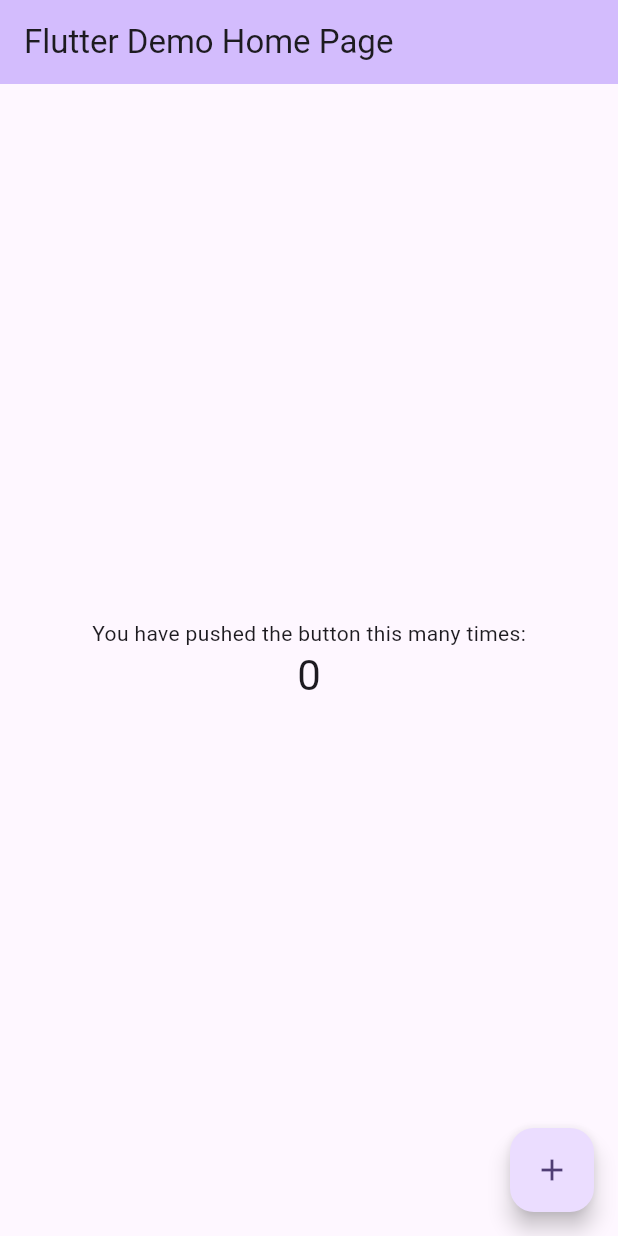
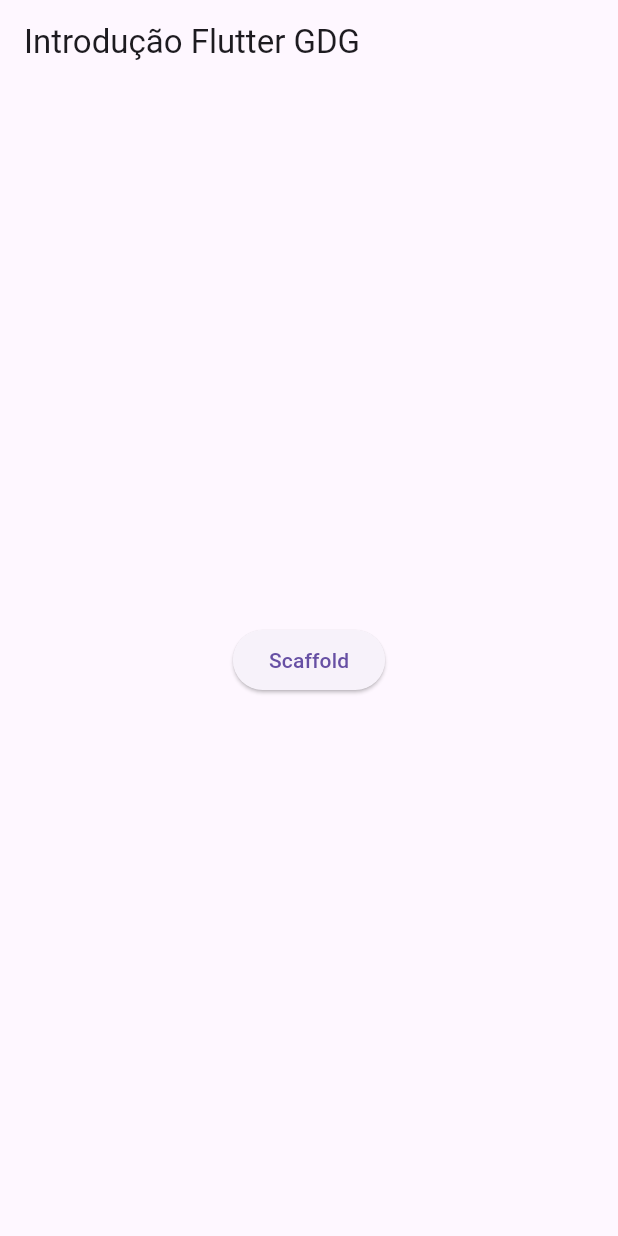
Before and after one commit to rafaelmeteoro/introducao-flutter-gdg, a Flutter app: the screen it shows after launch, on a phone screen of 412 x 824 dp. Run offline on Flutter 3.47's test engine with Material 3 defaults, Android fonts, the light colour scheme and no system bars.

Commit message:
Adicionar tela vazia para exemplo de scaffold

```diff
--- a/lib/main.dart
+++ b/lib/main.dart
@@ -1,125 +1,17 @@
 import 'package:flutter/material.dart';
+import 'package:introducao_flutter_gdg/src/home_page.dart';
 
-void main() {
-  runApp(const MyApp());
-}
+void main() => runApp(const MyApp());
 
 class MyApp extends StatelessWidget {
   const MyApp({super.key});
 
-  // This widget is the root of your application.
   @override
   Widget build(BuildContext context) {
-    return MaterialApp(
-      title: 'Flutter Demo',
-      theme: ThemeData(
-        // This is the theme of your application.
-        //
-        // TRY THIS: Try running your application with "flutter run". You'll see
-        // the application has a purple toolbar. Then, without quitting the app,
-        // try changing the seedColor in the colorScheme below to Colors.green
-        // and then invoke "hot reload" (save your changes or press the "hot
-        // reload" button in a Flutter-supported IDE, or press "r" if you used
-        // the command line to start the app).
-        //
-        // Notice that the counter didn't reset back to zero; the application
-        // state is not lost during the reload. To reset the state, use hot
-        // restart instead.
-        //
-        // This works for code too, not just values: Most code changes can be
-        // tested with just a hot reload.
-        colorScheme: ColorScheme.fromSeed(seedColor: Colors.deepPurple),
-        useMaterial3: true,
-      ),
-      home: const MyHomePage(title: 'Flutter Demo Home Page'),
+    return const MaterialApp(
+      title: 'Introdução Flutter GDG',
+      debugShowCheckedModeBanner: false,
+      home: HomePage(),
     );
   }
 }
-
-class MyHomePage extends StatefulWidget {
-  const MyHomePage({super.key, required this.title});
-
-  // This widget is the home page of your application. It is stateful, meaning
-  // that it has a State object (defined below) that contains fields that affect
-  // how it looks.
-
-  // This class is the configuration for the state. It holds the values (in this
-  // case the title) provided by the parent (in this case the App widget) and
-  // used by the build method of the State. Fields in a Widget subclass are
-  // always marked "final".
-
-  final String title;
-
-  @override
-  State<MyHomePage> createState() => _MyHomePageState();
-}
-
-class _MyHomePageState extends State<MyHomePage> {
-  int _counter = 0;
-
-  void _incrementCounter() {
-    setState(() {
-      // This call to setState tells the Flutter framework that something has
-      // changed in this State, which causes it to rerun the build method below
-      // so that the display can reflect the updated values. If we changed
-      // _counter without calling setState(), then the build method would not be
-      // called again, and so nothing would appear to happen.
-      _counter++;
-    });
-  }
-
-  @override
-  Widget build(BuildContext context) {
-    // This method is rerun every time setState is called, for instance as done
-    // by the _incrementCounter method above.
-    //
-    // The Flutter framework has been optimized to make rerunning build methods
-    // fast, so that you can just rebuild anything that needs updating rather
-    // than having to individually change instances of widgets.
-    return Scaffold(
-      appBar: AppBar(
-        // TRY THIS: Try changing the color here to a specific color (to
-        // Colors.amber, perhaps?) and trigger a hot reload to see the AppBar
-        // change color while the other colors stay the same.
-        backgroundColor: Theme.of(context).colorScheme.inversePrimary,
-        // Here we take the value from the MyHomePage object that was created by
-        // the App.build method, and use it to set our appbar title.
-        title: Text(widget.title),
-      ),
-      body: Center(
-        // Center is a layout widget. It takes a single child and positions it
-        // in the middle of the parent.
-        child: Column(
-          // Column is also a layout widget. It takes a list of children and
-          // arranges them vertically. By default, it sizes itself to fit its
-          // children horizontally, and tries to be as tall as its parent.
-          //
-          // Column has various properties to control how it sizes itself and
-          // how it positions its children. Here we use mainAxisAlignment to
-          // center the children vertically; the main axis here is the vertical
-          // axis because Columns are vertical (the cross axis would be
-          // horizontal).
-          //
-          // TRY THIS: Invoke "debug painting" (choose the "Toggle Debug Paint"
-          // action in the IDE, or press "p" in the console), to see the
-          // wireframe for each widget.
-          mainAxisAlignment: MainAxisAlignment.center,
-          children: <Widget>[
-            const Text(
-              'You have pushed the button this many times:',
-            ),
-            Text(
-              '$_counter',
-              style: Theme.of(context).textTheme.headlineMedium,
-            ),
-          ],
-        ),
-      ),
-      floatingActionButton: FloatingActionButton(
-        onPressed: _incrementCounter,
-        tooltip: 'Increment',
-        child: const Icon(Icons.add),
-      ), // This trailing comma makes auto-formatting nicer for build methods.
-    );
-  }
-}
--- /dev/null
+++ b/lib/src/home_page.dart
@@ -0,0 +1,34 @@
+import 'package:flutter/material.dart';
+import 'package:introducao_flutter_gdg/src/scaffold/scaffold_page.dart';
+
+class HomePage extends StatelessWidget {
+  const HomePage({super.key});
+
+  @override
+  Widget build(BuildContext context) {
+    return Scaffold(
+      appBar: AppBar(
+        title: const Text('Introdução Flutter GDG'),
+      ),
+      body: SafeArea(
+        child: Column(
+          mainAxisAlignment: MainAxisAlignment.center,
+          children: [
+            const SizedBox(width: double.infinity),
+            ElevatedButton(
+              onPressed: () {
+                Navigator.push(
+                  context,
+                  MaterialPageRoute(
+                    builder: (context) => const ScaffoldPage(),
+                  ),
+                );
+              },
+              child: const Text('Scaffold'),
+            ),
+          ],
+        ),
+      ),
+    );
+  }
+}
--- /dev/null
+++ b/lib/src/scaffold/scaffold_page.dart
@@ -0,0 +1,10 @@
+import 'package:flutter/material.dart';
+
+class ScaffoldPage extends StatelessWidget {
+  const ScaffoldPage({super.key});
+
+  @override
+  Widget build(BuildContext context) {
+    return const Placeholder();
+  }
+}
```
